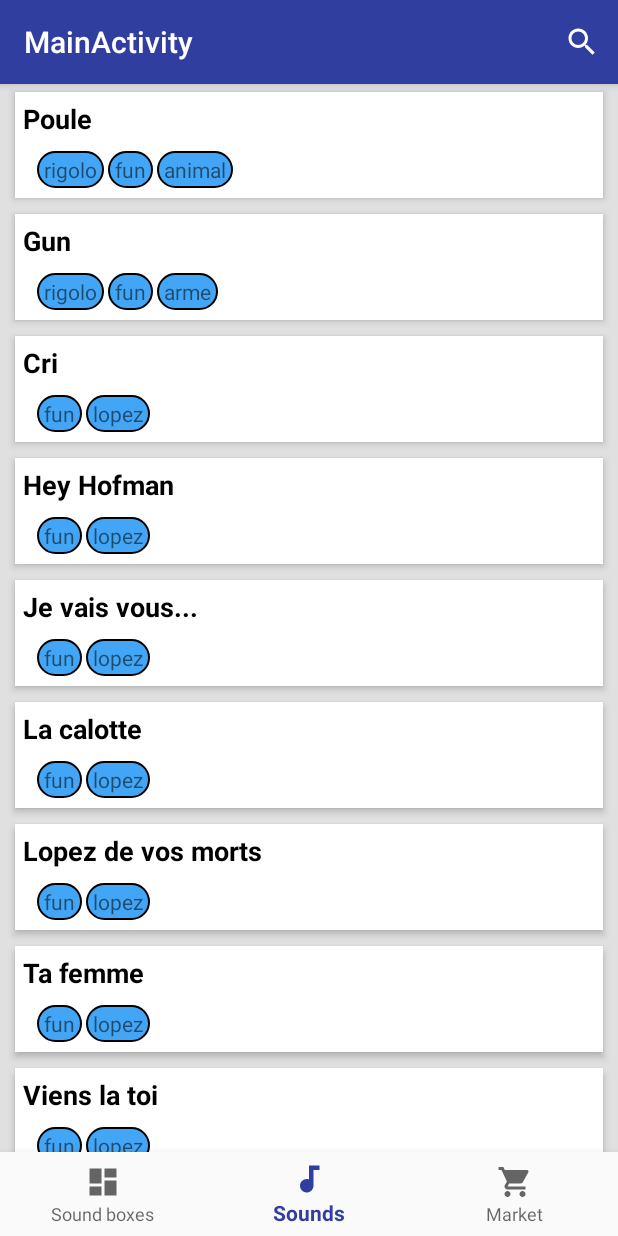
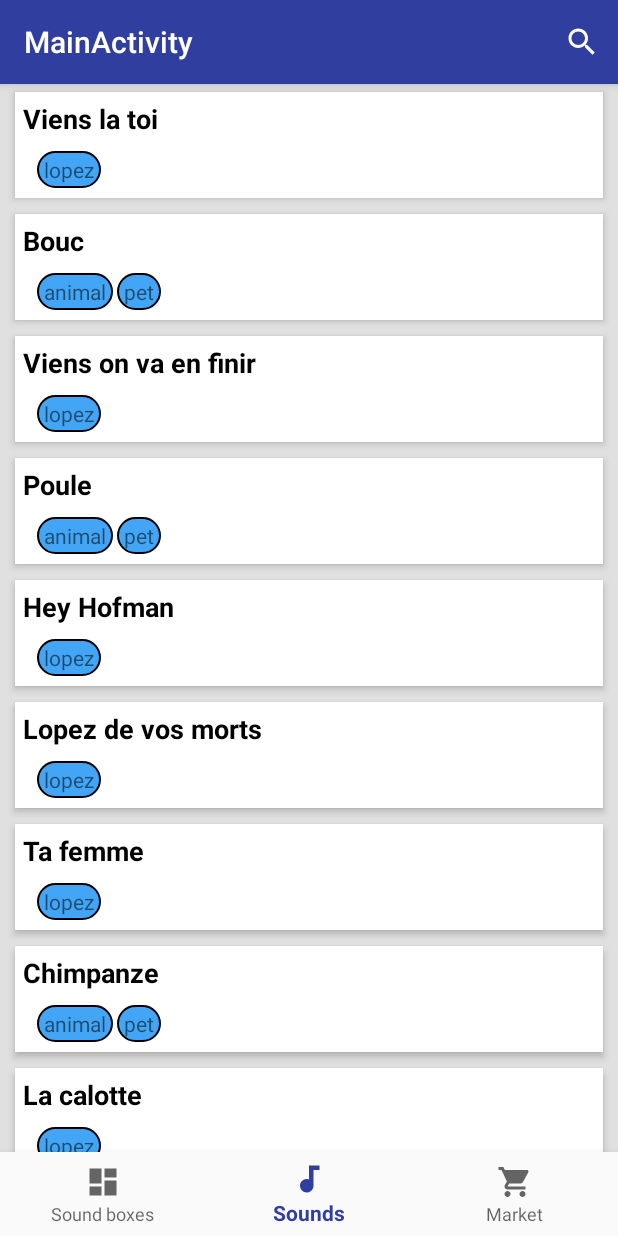
Before and after one commit to Namhto/android-sound-box-maker, an Android app: the HomePageActivity screen opened directly, with no data from a screen before it, item 2 of the bottom bar chosen, on a phone screen of 412 x 824 dp. Run offline under Robolectric (Android 15) with nearby library versions, the phone set to English and light mode, and no system bars; our stand-ins replace AdMob, ButterKnife, Dagger/Hilt's generated code.

Commit message:
[ModelManager] Init a basic model and bind board sounds count

```diff
--- a/app/src/main/java/com/maxtho/soundboxmaker/homepage/boxtab/adapter/BoxAdapter.java
+++ b/app/src/main/java/com/maxtho/soundboxmaker/homepage/boxtab/adapter/BoxAdapter.java
@@ -57,8 +57,7 @@ public class BoxAdapter extends RecyclerView.Adapter<BoxViewHolder> {
         } else if (viewHolder.getItemViewType() == CONTENT_TYPE) {
             final Box item = items.get(position);
             viewHolder.title.setText(item.getTitle());
-            //TODO
-            //viewHolder.count.setText(String.valueOf(item.getSounds().size()) + " sounds");
+            viewHolder.count.setText(String.valueOf(item.getBoardButtons().size()) + " sounds");
             viewHolder.image.setImageDrawable(context.getDrawable(item.getImageResId()));
             viewHolder.root.setCardBackgroundColor(ResourcesCompat.getColor(context.getResources(), item.getColor(), null));
             if (item.isNative()) {
--- a/app/src/main/java/com/maxtho/soundboxmaker/homepage/soundtab/SoundFragment.java
+++ b/app/src/main/java/com/maxtho/soundboxmaker/homepage/soundtab/SoundFragment.java
@@ -79,7 +79,8 @@ public class SoundFragment extends Fragment {
 
         context = this.getContext();
 
-        soundList = ((HomePageActivity) getActivity()).sbmManager.getSoundList();
+        soundList = new ArrayList<>();
+        soundList.addAll(((HomePageActivity) getActivity()).sbmManager.getSoundMap().values());
 
         recyclerViewCategorie.setLayoutManager(new LinearLayoutManager(getContext()));
         categorieRecycleViewAdapter = new SoundAdapter(this.getContext(), soundList);
--- a/app/src/main/java/com/maxtho/soundboxmaker/manager/SBMManager.java
+++ b/app/src/main/java/com/maxtho/soundboxmaker/manager/SBMManager.java
@@ -1,17 +1,22 @@
 package com.maxtho.soundboxmaker.manager;
 
 import android.content.SharedPreferences;
+import android.util.Log;
 
 import com.google.gson.Gson;
 import com.google.gson.reflect.TypeToken;
 import com.maxtho.soundboxmaker.R;
 import com.maxtho.soundboxmaker.model.entity.Box;
+import com.maxtho.soundboxmaker.model.entity.BoxButton;
 import com.maxtho.soundboxmaker.model.entity.Sound;
 
 import java.lang.reflect.Type;
 import java.util.ArrayList;
 import java.util.Arrays;
+import java.util.HashMap;
 import java.util.List;
+import java.util.Map;
+import java.util.UUID;
 
 public class SBMManager {
 
@@ -22,7 +27,7 @@ public class SBMManager {
     private SharedPreferences sharedPreferences;
 
     private List<Box> boxList;
-    private List<Sound> soundList;
+    private Map<String, Sound> soundMap;
 
     public SBMManager(SharedPreferences sharedPreferences, Gson gson) {
         this.sharedPreferences = sharedPreferences;
@@ -31,18 +36,19 @@ public class SBMManager {
     }
 
     public void load() {
-        if (sharedPreferences.getAll().size() == 0) {
+        //TODO remove this when model fix
+        sharedPreferences.edit().clear().commit();
+        if ((sharedPreferences.getString(KEY_SOUNDS, null) == null) ||
+                (sharedPreferences.getString(KEY_BOXES, null) == null)) {
             initData();
         } else {
             loadDataFromSharedPreferences();
         }
-        boxList = getBoxData();
-        soundList = getSoundData();
     }
 
     public void save() {
         sharedPreferences.edit().putString(KEY_BOXES, gson.toJson(boxList)).commit();
-        sharedPreferences.edit().putString(KEY_SOUNDS, gson.toJson(soundList)).commit();
+        sharedPreferences.edit().putString(KEY_SOUNDS, gson.toJson(soundMap)).commit();
     }
 
     public List<Box> getBoxList() {
@@ -54,105 +60,249 @@ public class SBMManager {
         return this;
     }
 
-    public List<Sound> getSoundList() {
-        return soundList;
+    public Map<String, Sound> getSoundMap() {
+        return soundMap;
     }
 
-    public SBMManager setSoundList(List<Sound> soundList) {
-        this.soundList = soundList;
+    public SBMManager setSoundMap(Map<String, Sound> soundMap) {
+        this.soundMap = soundMap;
         return this;
     }
 
     private void initData() {
-        //TODO Populate correctly datas
-        boxList = getBoxData();
-        soundList = getSoundData();
+        initializeSoundsAndBoxes();
+        Log.d(TAG, "initData : boxList : " + boxList + ", soundMap : " + soundMap);
+
         sharedPreferences.edit().putString(KEY_BOXES, gson.toJson(boxList)).commit();
-        sharedPreferences.edit().putString(KEY_SOUNDS, gson.toJson(soundList)).commit();
+        sharedPreferences.edit().putString(KEY_SOUNDS, gson.toJson(soundMap)).commit();
     }
 
     private void loadDataFromSharedPreferences() {
         Type listBoxType = new TypeToken<ArrayList<Box>>() {
         }.getType();
-        Type listSoundType = new TypeToken<ArrayList<Sound>>() {
+        Type mapSoundType = new TypeToken<HashMap<String, Sound>>() {
         }.getType();
-        boxList = new Gson().fromJson(sharedPreferences.getString(KEY_BOXES, gson.toJson(getBoxData())), listBoxType);
-        soundList = new Gson().fromJson(sharedPreferences.getString(KEY_SOUNDS, gson.toJson(getSoundData())), listSoundType);
+        boxList = new Gson().fromJson(sharedPreferences.getString(KEY_BOXES, gson.toJson(boxList)), listBoxType);
+        soundMap = new Gson().fromJson(sharedPreferences.getString(KEY_SOUNDS, gson.toJson(soundMap)), mapSoundType);
+        Log.d(TAG, "loadDataFromSharedPreferences : boxList : " + boxList + ", soundMap : " + soundMap);
+
     }
 
-    private List<Box> getBoxData() {
-        List<Box> list = new ArrayList<>();
-        list.add(new Box().setTitle("Politique").setColor(R.color.RED).setImageResId(R.mipmap.politique).setNative(true));
-        list.add(new Box().setTitle("Insultes").setColor(R.color.YELLOW).setImageResId(R.mipmap.insulte).setNative(true));
-        list.add(new Box().setTitle("Boite à Lopez").setColor(R.color.INDIGO).setImageResId(R.mipmap.lopez).setNative(true));
-        list.add(new Box().setTitle("Armes").setColor(R.color.GREEN).setImageResId(R.mipmap.arme).setNative(true));
-        list.add(new Box().setTitle("Animaux").setColor(R.color.ORANGE).setImageResId(R.mipmap.animaux).setNative(true));
-        list.add(new Box().setTitle("Ma boite à son").setColor(R.color.BLUE_GREY).setNative(false));
-        list.add(new Box().setTitle("Sound box de bogoss").setColor(R.color.LIME).setNative(false));
-        list.add(new Box().setTitle("Cake").setColor(R.color.PINK).setNative(false));
-        return list;
+    private void initializeSoundsAndBoxes() {
+
+        boxList = new ArrayList<>();
+        soundMap = new HashMap<>();
+
+        //BOITE A LOPEZ
+        List<String> labels_lopez = Arrays.asList("lopez");
+
+        Sound sLopez1 = new Sound()
+                .setId(UUID.randomUUID().toString())
+                .setName("Cri")
+                .setSoundReference("" + R.raw.cri)
+                .setDefault(true)
+                .setLabels(labels_lopez);
+        soundMap.put(sLopez1.getId(), sLopez1);
+
+        Sound sLopez2 = new Sound()
+                .setId(UUID.randomUUID().toString())
+                .setName("Hey Hofman")
+                .setSoundReference("" + R.raw.hehofman)
+                .setDefault(true)
+                .setLabels(labels_lopez);
+        soundMap.put(sLopez2.getId(), sLopez2);
+
+        Sound sLopez3 = new Sound()
+                .setId(UUID.randomUUID().toString())
+                .setName("Je vais vous...")
+                .setSoundReference("" + R.raw.jvaisvousenculer)
+                .setDefault(true)
+                .setLabels(labels_lopez);
+        soundMap.put(sLopez3.getId(), sLopez3);
+
+        Sound sLopez4 = new Sound()
+                .setId(UUID.randomUUID().toString())
+                .setName("La calotte")
+                .setSoundReference("" + R.raw.lacalote)
+                .setDefault(true)
+                .setLabels(labels_lopez);
+        soundMap.put(sLopez4.getId(), sLopez4);
+
+        Sound sLopez5 = new Sound()
+                .setId(UUID.randomUUID().toString())
+                .setName("Lopez de vos morts")
+                .setSoundReference("" + R.raw.lopezdevosmorts)
+                .setDefault(true)
+                .setLabels(labels_lopez);
+        soundMap.put(sLopez5.getId(), sLopez5);
+
+        Sound sLopez6 = new Sound()
+                .setId(UUID.randomUUID().toString())
+                .setName("Ta femme")
+                .setSoundReference("" + R.raw.tafemme)
+                .setDefault(true)
+                .setLabels(labels_lopez);
+        soundMap.put(sLopez6.getId(), sLopez6);
+
+        Sound sLopez7 = new Sound()
+                .setId(UUID.randomUUID().toString())
+                .setName("Viens la toi")
+                .setSoundReference("" + R.raw.vienslatoi)
+                .setDefault(true)
+                .setLabels(labels_lopez);
+        soundMap.put(sLopez7.getId(), sLopez7);
+
+        Sound sLopez8 = new Sound()
+                .setId(UUID.randomUUID().toString())
+                .setName("Viens on va en finir")
+                .setSoundReference("" + R.raw.viensonvaenfinir)
+                .setDefault(true)
+                .setLabels(labels_lopez);
+        soundMap.put(sLopez8.getId(), sLopez8);
+
+        List<BoxButton> soundBoxesLopezList = new ArrayList<>();
+        soundBoxesLopezList.add(new BoxButton().setPosition(1).setSoundReference(sLopez1.getId()));
+        soundBoxesLopezList.add(new BoxButton().setPosition(2).setSoundReference(sLopez2.getId()));
+        soundBoxesLopezList.add(new BoxButton().setPosition(3).setSoundReference(sLopez3.getId()));
+        soundBoxesLopezList.add(new BoxButton().setPosition(4).setSoundReference(sLopez4.getId()));
+        soundBoxesLopezList.add(new BoxButton().setPosition(5).setSoundReference(sLopez5.getId()));
+        soundBoxesLopezList.add(new BoxButton().setPosition(6).setSoundReference(sLopez6.getId()));
+        soundBoxesLopezList.add(new BoxButton().setPosition(7).setSoundReference(sLopez7.getId()));
+        soundBoxesLopezList.add(new BoxButton().setPosition(8).setSoundReference(sLopez8.getId()));
+
+        boxList.add(new Box()
+                .setTitle("Boite à Lopez")
+                .setColor(R.color.INDIGO)
+                .setImageResId(R.mipmap.lopez)
+                .setNative(true)
+                .setBoardButtons(soundBoxesLopezList));
+
+        //ARMES
+        List<String> labels_gun = Arrays.asList("arme", "gun");
+        Sound sGun1 = new Sound()
+                .setId(UUID.randomUUID().toString())
+                .setName(".45")
+                .setSoundReference("" + R.raw.quarantecinq)
+                .setDefault(true)
+                .setLabels(labels_gun);
+        soundMap.put(sGun1.getId(), sGun1);
+        List<BoxButton> soundBoxesGunList = new ArrayList<>();
+        soundBoxesGunList.add(new BoxButton().setPosition(1).setSoundReference(sGun1.getId()));
+        boxList.add(new Box()
+                .setTitle("Armes")
+                .setColor(R.color.GREEN)
+                .setImageResId(R.mipmap.arme)
+                .setNative(true)
+                .setBoardButtons(soundBoxesGunList));
+
+        //ANIMAUX
+        List<String> labels_animal = Arrays.asList("animal", "pet");
+        Sound sPoule = new Sound()
+                .setId(UUID.randomUUID().toString())
+                .setName("Poule")
+                .setSoundReference("" + R.raw.poulepondeuse)
+                .setDefault(true)
+                .setLabels(labels_animal);
+        soundMap.put(sPoule.getId(), sPoule);
+
+        Sound sBonobo = new Sound()
+                .setId(UUID.randomUUID().toString())
+                .setName("Bonobo")
+                .setSoundReference("" + R.raw.bonobo)
+                .setDefault(true)
+                .setLabels(labels_animal);
+        soundMap.put(sBonobo.getId(), sBonobo);
+
+        Sound sBouc = new Sound()
+                .setId(UUID.randomUUID().toString())
+                .setName("Bouc")
+                .setSoundReference("" + R.raw.bouc)
+                .setDefault(true)
+                .setLabels(labels_animal);
+        soundMap.put(sBouc.getId(), sBouc);
+
+        Sound sChevre = new Sound()
+                .setId(UUID.randomUUID().toString())
+                .setName("Chevre")
+                .setSoundReference("" + R.raw.chevre)
+                .setDefault(true)
+                .setLabels(labels_animal);
+        soundMap.put(sChevre.getId(), sChevre);
+
+        Sound sChimpanze = new Sound()
+                .setId(UUID.randomUUID().toString())
+                .setName("Chimpanze")
+                .setSoundReference("" + R.raw.chimpanze)
+                .setDefault(true)
+                .setLabels(labels_animal);
+        soundMap.put(sChimpanze.getId(), sChimpanze);
+
+        Sound sCoq = new Sound()
+                .setId(UUID.randomUUID().toString())
+                .setName("Coq")
+                .setSoundReference("" + R.raw.coq)
+                .setDefault(true)
+                .setLabels(labels_animal);
+        soundMap.put(sCoq.getId(), sCoq);
+
+        Sound sCroco = new Sound()
+                .setId(UUID.randomUUID().toString())
+                .setName("Croco")
+                .setSoundReference("" + R.raw.croco)
+                .setDefault(true)
+                .setLabels(labels_animal);
+        soundMap.put(sCroco.getId(), sCroco);
+
+        Sound sLion = new Sound()
+                .setId(UUID.randomUUID().toString())
+                .setName("Lion")
+                .setSoundReference("" + R.raw.lion)
+                .setDefault(true)
+                .setLabels(labels_animal);
+        soundMap.put(sLion.getId(), sLion);
+
+        List<BoxButton> soundBoxesAnimalList = new ArrayList<>();
+        soundBoxesAnimalList.add(new BoxButton().setPosition(1).setSoundReference(sPoule.getId()));
+        soundBoxesAnimalList.add(new BoxButton().setPosition(2).setSoundReference(sBonobo.getId()));
+        soundBoxesAnimalList.add(new BoxButton().setPosition(3).setSoundReference(sBouc.getId()));
+        soundBoxesAnimalList.add(new BoxButton().setPosition(4).setSoundReference(sChevre.getId()));
+        soundBoxesAnimalList.add(new BoxButton().setPosition(5).setSoundReference(sChimpanze.getId()));
+        soundBoxesAnimalList.add(new BoxButton().setPosition(6).setSoundReference(sCoq.getId()));
+        soundBoxesAnimalList.add(new BoxButton().setPosition(7).setSoundReference(sCroco.getId()));
+        soundBoxesAnimalList.add(new BoxButton().setPosition(8).setSoundReference(sLion.getId()));
+        boxList.add(new Box()
+                .setTitle("Animaux")
+                .setColor(R.color.ORANGE)
+                .setImageResId(R.mipmap.animaux)
+                .setNative(true)
+                .setBoardButtons(soundBoxesAnimalList));
+
+
+        //TODO
+        boxList.add(new Box()
+                .setTitle("Politique")
+                .setColor(R.color.RED)
+                .setImageResId(R.mipmap.politique)
+                .setNative(true));
+        boxList.add(new Box()
+                .setTitle("Insultes")
+                .setColor(R.color.YELLOW)
+                .setImageResId(R.mipmap.insulte)
+                .setNative(true)
+        );
+        boxList.add(new Box()
+                .setTitle("Ma boite à son")
+                .setColor(R.color.BLUE_GREY)
+                .setNative(false));
+        boxList.add(new Box()
+                .setTitle("Sound box de bogoss")
+                .setColor(R.color.LIME)
+                .setNative(false));
+        boxList.add(new Box()
+                .setTitle("Cake")
+                .setColor(R.color.PINK)
+                .setNative(false));
+
     }
 
-    private List<Sound> getSoundData() {
-
-        List<String> labels_1 = Arrays.asList("rigolo", "fun", "animal");
-        List<String> labels_2 = Arrays.asList("rigolo", "fun", "arme");
-        List<String> labels_3 = Arrays.asList("fun", "lopez");
-        List<String> labels_4 = Arrays.asList("fun", "lopez", "rigolo", "fun", "animal", "rigolo", "fun", "animal", "animal", "animal");
-
-        Sound s1 = new Sound().setName("Poule")
-                .setSoundReference("" + R.raw.poulepondeuse)
-                .setDefault(true)
-                .setLabels(labels_1);
-        Sound s2 = new Sound().setName("Gun")
-                .setSoundReference("" + R.raw.quarantecinq)
-                .setDefault(true)
-                .setLabels(labels_2);
-        Sound s3 = new Sound().setName("Cri")
-                .setSoundReference("" + R.raw.cri)
-                .setDefault(true)
-                .setLabels(labels_3);
-        Sound s4 = new Sound().setName("Hey Hofman")
-                .setSoundReference("" + R.raw.hehofman)
-                .setDefault(true)
-                .setLabels(labels_3);
-        Sound s5 = new Sound().setName("Je vais vous...")
-                .setSoundReference("" + R.raw.jvaisvousenculer)
-                .setDefault(true)
-                .setLabels(labels_3);
-        Sound s6 = new Sound().setName("La calotte")
-                .setSoundReference("" + R.raw.lacalote)
-                .setDefault(true)
-                .setLabels(labels_3);
-        Sound s7 = new Sound().setName("Lopez de vos morts")
-                .setSoundReference("" + R.raw.lopezdevosmorts)
-                .setDefault(true)
-                .setLabels(labels_3);
-        Sound s8 = new Sound().setName("Ta femme")
-                .setSoundReference("" + R.raw.tafemme)
-                .setDefault(true)
-                .setLabels(labels_3);
-        Sound s9 = new Sound().setName("Viens la toi")
-                .setSoundReference("" + R.raw.vienslatoi)
-                .setDefault(true)
-                .setLabels(labels_3);
-        Sound s10 = new Sound().setName("Viens on va en finir")
-                .setSoundReference("" + R.raw.viensonvaenfinir)
-                .setDefault(true)
-                .setLabels(labels_3);
-        Sound s11 = new Sound().setName("NO label")
-                .setSoundReference("" + R.raw.viensonvaenfinir)
-                .setDefault(true)
-                .setLabels(new ArrayList<String>());
-        Sound s12 = new Sound().setName("NULL label")
-                .setSoundReference("" + R.raw.viensonvaenfinir)
-                .setDefault(true)
-                .setLabels(new ArrayList<String>());
-        Sound s13 = new Sound().setName("LOT OF label")
-                .setSoundReference("" + R.raw.viensonvaenfinir)
-                .setDefault(true)
-                .setLabels(labels_4);
-
-        return Arrays.asList(s1, s2, s3, s4, s5, s6, s7, s8, s9, s10, s11, s12, s13);
-    }
 }
--- a/app/src/main/java/com/maxtho/soundboxmaker/model/entity/BoxButton.java
+++ b/app/src/main/java/com/maxtho/soundboxmaker/model/entity/BoxButton.java
@@ -1,12 +1,10 @@
 package com.maxtho.soundboxmaker.model.entity;
-
-import java.util.List;
 
 public class BoxButton {
 
     private int position;
 
-    private List<String> SoundReferences;
+    private String SoundReference;
 
     public int getPosition() {
         return position;
@@ -17,12 +15,12 @@ public class BoxButton {
         return this;
     }
 
-    public List<String> getSoundReferences() {
-        return SoundReferences;
+    public String getSoundReference() {
+        return SoundReference;
     }
 
-    public BoxButton setSoundReferences(List<String> soundReferences) {
-        SoundReferences = soundReferences;
+    public BoxButton setSoundReference(String soundReference) {
+        SoundReference = soundReference;
         return this;
     }
 }
```
Also changed, not shown: 7 other files.
